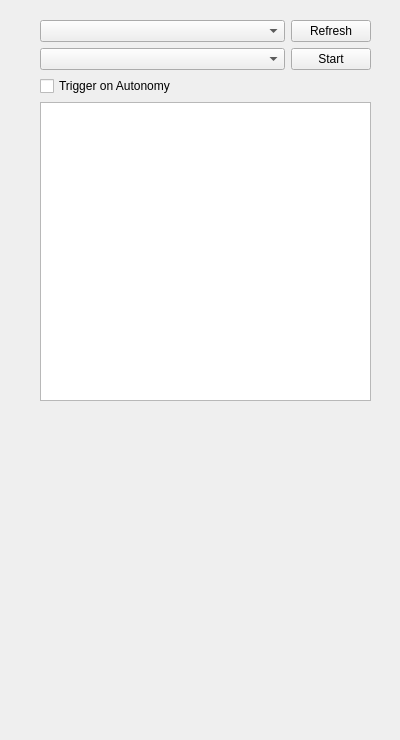
First picture: the form in riptide_rviz/riptide_rviz/src/BaggingPanel.ui, repository osu-uwrt/riptide_gui, before the edit.
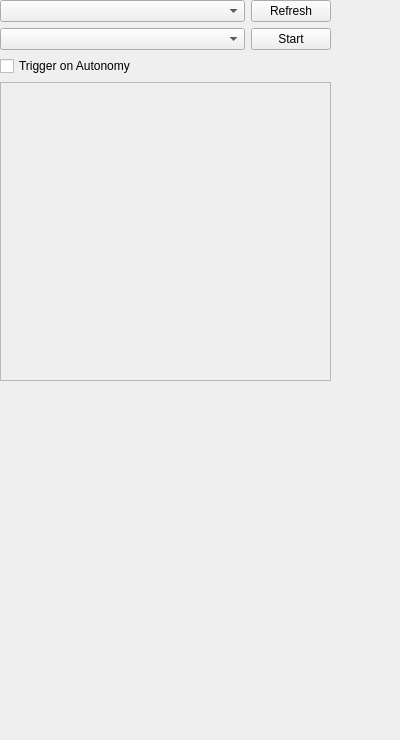
Second picture: the form after the edit.

The edit to the form file:
```diff
--- a/riptide_rviz/riptide_rviz/src/BaggingPanel.ui
+++ b/riptide_rviz/riptide_rviz/src/BaggingPanel.ui
@@ -16,8 +16,8 @@
   <widget class="QWidget" name="verticalLayoutWidget">
    <property name="geometry">
     <rect>
-     <x>40</x>
-     <y>20</y>
+     <x>0</x>
+     <y>0</y>
      <width>331</width>
      <height>381</height>
     </rect>
@@ -71,7 +71,21 @@
      </widget>
     </item>
     <item>
-     <widget class="QListWidget" name="baggingList"/>
+     <widget class="QScrollArea" name="scrollArea">
+      <property name="widgetResizable">
+       <bool>true</bool>
+      </property>
+      <widget class="QWidget" name="scrollAreaWidgetContents">
+       <property name="geometry">
+        <rect>
+         <x>0</x>
+         <y>0</y>
+         <width>327</width>
+         <height>284</height>
+        </rect>
+       </property>
+      </widget>
+     </widget>
     </item>
    </layout>
   </widget>
```
